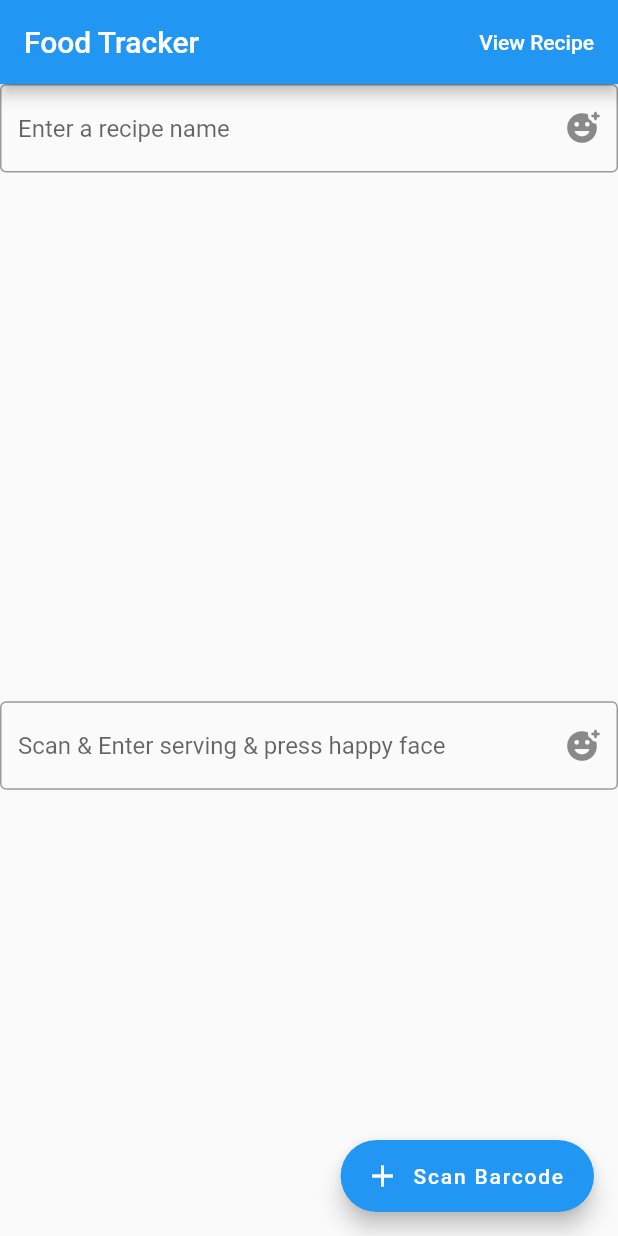
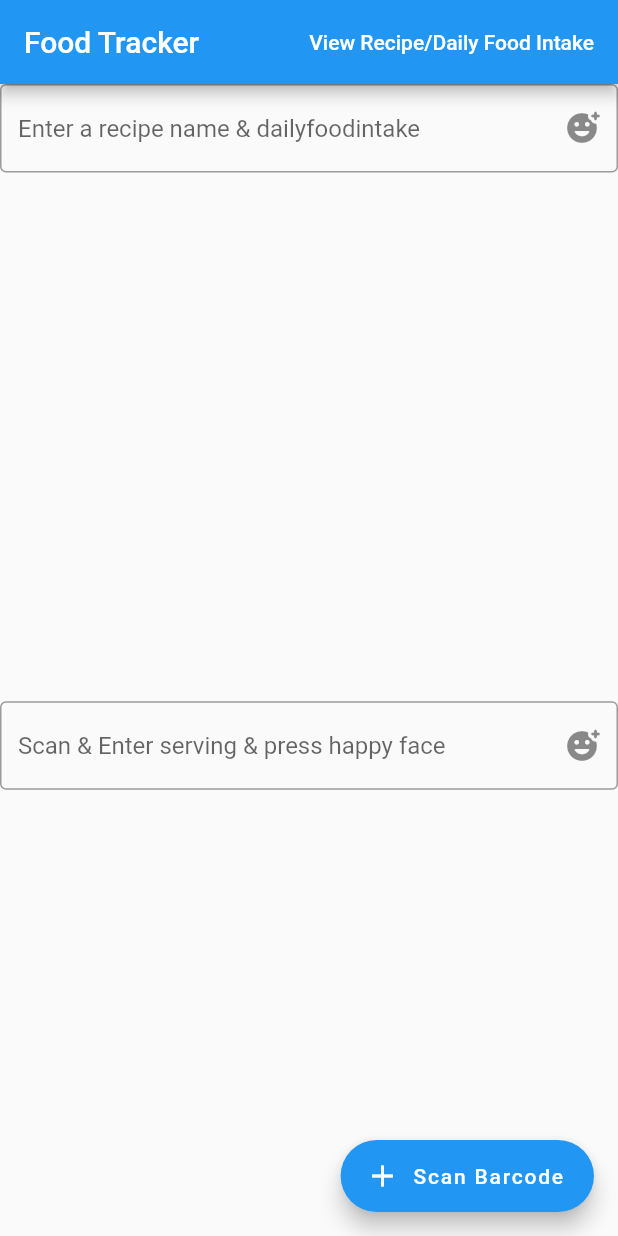
Before and after one commit to Minseok-Sakong/Food-Tracking-App, a Flutter app: the ScanPage screen opened directly, on a phone screen of 412 x 824 dp. Run offline on Flutter 3.47's test engine with Material 2 defaults, Android fonts, the phone set to English and light mode, and no system bars; our stand-ins replace cloud_firestore, firebase_auth, firebase_core, firebase_storage, font_awesome_flutter, google_sign_in and 1 more; missing offline and left inert: flutter_barcode_scanner, flutter_google_sign_in_demo; accounts and stored records are empty.

Commit message:
final_V2(icon&app name)

```diff
--- a/lib/fetch_data.dart
+++ b/lib/fetch_data.dart
@@ -73,6 +73,7 @@ class _fetchDataState extends State<fetchData> {
         label: Text('Fetch recipe'),
         icon: Icon(Icons.add),
       ),
+
     );
   }
   Future<void> getList() async {
--- a/lib/main.dart
+++ b/lib/main.dart
@@ -17,7 +17,7 @@ class MyApp extends StatelessWidget {
   @override
   Widget build(BuildContext context) {
     return new MaterialApp(
-      title: 'Food Tracker',
+      title: 'My Recipe Pal',
       theme: new ThemeData(
         primarySwatch: Colors.blue,
       ),
--- a/lib/scan.dart
+++ b/lib/scan.dart
@@ -26,7 +26,7 @@ class Scan extends StatelessWidget {
   @override
   Widget build(BuildContext context) {
     return MaterialApp(
-      title: 'Flutter Demo',
+      title: 'My Recipe Pal',
       theme: ThemeData(
         // This is the theme of your application.
         //
@@ -95,7 +95,7 @@ class _ScanPageState extends State<ScanPage> {
               MaterialPageRoute route = MaterialPageRoute(builder: (context) => fetchData());
               Navigator.push(context, route);
             },
-            child: Text("View Recipe"),
+            child: Text("View Recipe/Daily Food Intake"),
             shape: CircleBorder(side: BorderSide(color: Colors.transparent)),
           ),
         ],
@@ -125,7 +125,7 @@ class _ScanPageState extends State<ScanPage> {
               controller: recipeName,
             decoration:  InputDecoration(
                 border: OutlineInputBorder(),
-                hintText: 'Enter a recipe name',
+                hintText: 'Enter a recipe name & dailyfoodintake',
               suffixIcon: IconButton(
                 icon: Icon(Icons.add_reaction_rounded),
                 onPressed:() {
--- a/pubspec.yaml
+++ b/pubspec.yaml
@@ -40,6 +40,7 @@ dependencies:
   logger: ^0.7.0+2
   google_sign_in: ^5.1.0
   font_awesome_flutter: ^9.1.0
+  flutter_launcher_icons: ^0.9.2
 
 dev_dependencies:
   flutter_test:
@@ -47,7 +48,10 @@ dev_dependencies:
 
 # For information on the generic Dart part of this file, see the
 # following page: https://dart.dev/tools/pub/pubspec
-
+flutter_icons:
+  android: true
+  ios: true
+  image_path: "assets/icon/icon.png"
 # The following section is specific to Flutter.
 flutter:
 
```
Also changed, not shown: pubspec.lock, 6 other files.
